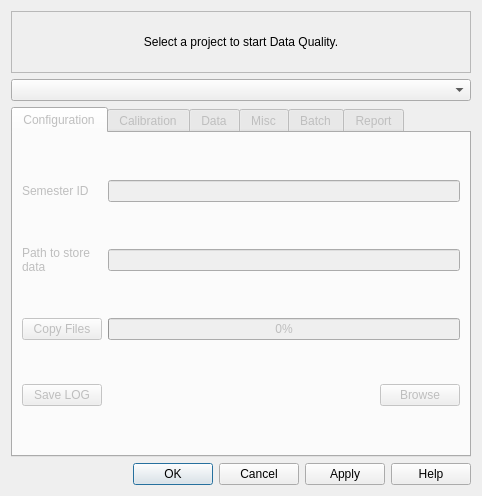
Qt form dataquality.ui (tribeiro/soarlog) before a commit.
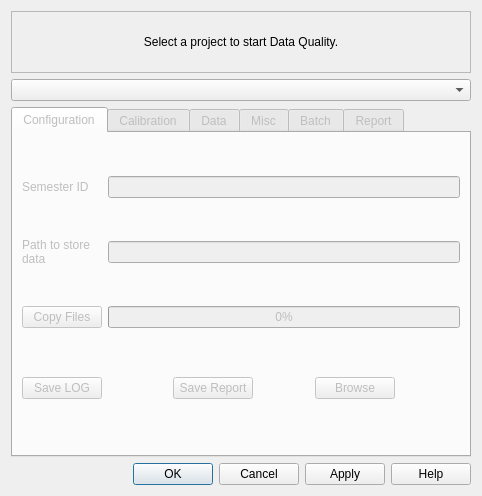
The same form after that commit. The open tabs and pages were chosen to show the change.

Commit message:
Minor changes required for data quality operation to work properly. Major changes where
- Save log. Now it reads the header from the nightly SOARLOG.
- Copy Files. Needed to change filename on FLDQ database for goodman frames.
- Save to file implemented for batch operations.
- Adress issue with obstime and validtime.

Patch:
```diff
--- a/dataquality.ui
+++ b/dataquality.ui
@@ -109,22 +109,6 @@
            </property>
           </widget>
          </item>
-         <item row="4" column="1">
-          <widget class="QPushButton" name="pushButton">
-           <property name="sizePolicy">
-            <sizepolicy hsizetype="Fixed" vsizetype="Fixed">
-             <horstretch>0</horstretch>
-             <verstretch>0</verstretch>
-            </sizepolicy>
-           </property>
-           <property name="layoutDirection">
-            <enum>Qt::RightToLeft</enum>
-           </property>
-           <property name="text">
-            <string>Browse</string>
-           </property>
-          </widget>
-         </item>
          <item row="2" column="0">
           <widget class="QPushButton" name="pushButton_copy">
            <property name="text">
@@ -139,6 +123,44 @@
            </property>
           </widget>
          </item>
+         <item row="4" column="1">
+          <widget class="QWidget" name="widget_9" native="true">
+           <layout class="QHBoxLayout" name="horizontalLayout_14">
+            <item>
+             <widget class="QPushButton" name="pushButton_sRep">
+              <property name="sizePolicy">
+               <sizepolicy hsizetype="Maximum" vsizetype="Fixed">
+                <horstretch>0</horstretch>
+                <verstretch>0</verstretch>
+               </sizepolicy>
+              </property>
+              <property name="text">
+               <string>Save Report</string>
+              </property>
+             </widget>
+            </item>
+            <item>
+             <widget class="QPushButton" name="Browse">
+              <property name="enabled">
+               <bool>false</bool>
+              </property>
+              <property name="sizePolicy">
+               <sizepolicy hsizetype="Fixed" vsizetype="Fixed">
+                <horstretch>0</horstretch>
+                <verstretch>0</verstretch>
+               </sizepolicy>
+              </property>
+              <property name="layoutDirection">
+               <enum>Qt::RightToLeft</enum>
+              </property>
+              <property name="text">
+               <string>Browse</string>
+              </property>
+             </widget>
+            </item>
+           </layout>
+          </widget>
+         </item>
         </layout>
        </widget>
        <widget class="QWidget" name="tab">
```
The commit also changes 2 other files.
